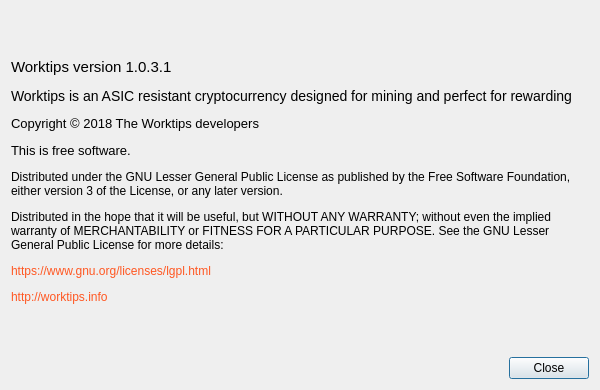
This is worktips-wallet/source/Gui/Common/AboutDialog.ui in pjmt/worktips-reborn-wallet as Qt 5 draws it before an edit. The edited form follows.
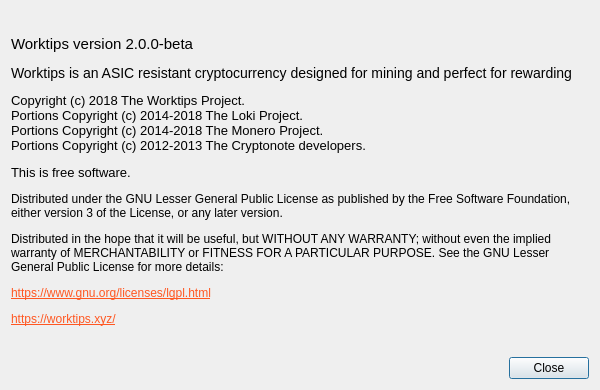
This is the edited form. Custom widgets are drawn as their Qt base class.

Commit message: Changed version number to '2.0.0-beta'

Diff of the .ui file:
```diff
--- a/worktips-wallet/source/Gui/Common/AboutDialog.ui
+++ b/worktips-wallet/source/Gui/Common/AboutDialog.ui
@@ -41,7 +41,7 @@
       </sizepolicy>
      </property>
      <property name="text">
-      <string>&lt;html&gt;&lt;head/&gt;&lt;body&gt;&lt;p&gt;&lt;span style=&quot; font-family:'Open Sans'; font-size:15px;&quot;&gt;Worktips version 1.0.3.1&lt;/span&gt;&lt;/p&gt;&lt;p&gt;&lt;span style=&quot; font-family:'Open Sans'; font-size:14px;&quot;&gt;Worktips is an ASIC resistant cryptocurrency designed for mining and perfect for rewarding&lt;/span&gt;&lt;/p&gt;&lt;p&gt;&lt;span style=&quot; font-family:'Open Sans'; font-size:13px;&quot;&gt;Copyright © 2018 The Worktips developers&lt;/span&gt;&lt;/p&gt;&lt;p&gt;&lt;span style=&quot; font-family:'Open Sans'; font-size:13px;&quot;&gt;This is free software.&lt;/span&gt;&lt;/p&gt;&lt;p&gt;&lt;span style=&quot; font-family:'Open Sans'; font-size:12px;&quot;&gt;Distributed under the GNU Lesser General Public License as published by the Free Software Foundation, either version 3 of the License, or any later version.&lt;/span&gt;&lt;/p&gt;&lt;p&gt;&lt;span style=&quot; font-family:'Open Sans'; font-size:12px;&quot;&gt;Distributed in the hope that it will be useful, but WITHOUT ANY WARRANTY; without even the implied warranty of MERCHANTABILITY or FITNESS FOR A PARTICULAR PURPOSE. See the GNU Lesser General Public License for more details:&lt;/span&gt;&lt;/p&gt;&lt;p&gt;&lt;a href=&quot;https://www.gnu.org/licenses/lgpl.html&quot;&gt;&lt;span style=&quot; font-family:'Open Sans'; font-size:12px; text-decoration: none; color:#FF5722;&quot;&gt;https://www.gnu.org/licenses/lgpl.html&lt;/span&gt;&lt;/a&gt;&lt;/p&gt;&lt;p&gt;&lt;a href=&quot;http://worktips.info/&quot;&gt;&lt;span style=&quot; font-family:'Open Sans'; font-size:12px; text-decoration: none; color:#FF5722;&quot;&gt;http://worktips.info&lt;/span&gt;&lt;/a&gt;&lt;/p&gt;&lt;/body&gt;&lt;/html&gt;</string>
+      <string>&lt;html&gt;&lt;head/&gt;&lt;body&gt;&lt;p&gt;&lt;span style=&quot; font-family:'Open Sans'; font-size:15px;&quot;&gt;Worktips version 2.0.0-beta&lt;/span&gt;&lt;/p&gt;&lt;p&gt;&lt;span style=&quot; font-family:'Open Sans'; font-size:14px;&quot;&gt;Worktips is an ASIC resistant cryptocurrency designed for mining and perfect for rewarding&lt;/span&gt;&lt;/p&gt;&lt;p&gt;&lt;span style=&quot; font-family:'Open Sans'; font-size:13px;&quot;&gt;Copyright (c) 2018 The Worktips Project.&lt;br/&gt;Portions Copyright (c) 2014-2018 The Loki Project.&lt;br/&gt;Portions Copyright (c) 2014-2018 The Monero Project.&lt;br/&gt;Portions Copyright (c) 2012-2013 The Cryptonote developers.&lt;/span&gt;&lt;/p&gt;&lt;p&gt;&lt;span style=&quot; font-family:'Open Sans'; font-size:13px;&quot;&gt;This is free software.&lt;/span&gt;&lt;/p&gt;&lt;p&gt;&lt;span style=&quot; font-family:'Open Sans'; font-size:12px;&quot;&gt;Distributed under the GNU Lesser General Public License as published by the Free Software Foundation, either version 3 of the License, or any later version.&lt;/span&gt;&lt;/p&gt;&lt;p&gt;&lt;span style=&quot; font-family:'Open Sans'; font-size:12px;&quot;&gt;Distributed in the hope that it will be useful, but WITHOUT ANY WARRANTY; without even the implied warranty of MERCHANTABILITY or FITNESS FOR A PARTICULAR PURPOSE. See the GNU Lesser General Public License for more details:&lt;/span&gt;&lt;/p&gt;&lt;p&gt;&lt;a href=&quot;https://www.gnu.org/licenses/lgpl.html&quot;&gt;&lt;span style=&quot; font-family:'Open Sans'; font-size:12px; text-decoration: underline; color:#ff5722;&quot;&gt;https://www.gnu.org/licenses/lgpl.html&lt;/span&gt;&lt;/a&gt;&lt;/p&gt;&lt;p&gt;&lt;a href=&quot;https://worktips.xyz/&quot;&gt;&lt;span style=&quot; font-family:'Open Sans'; font-size:12px; text-decoration: underline; color:#ff5722;&quot;&gt;https://worktips.xyz/&lt;/span&gt;&lt;/a&gt;&lt;/p&gt;&lt;/body&gt;&lt;/html&gt;</string>
      </property>
      <property name="textFormat">
       <enum>Qt::RichText</enum>
```
The commit also changes 1 other file.
